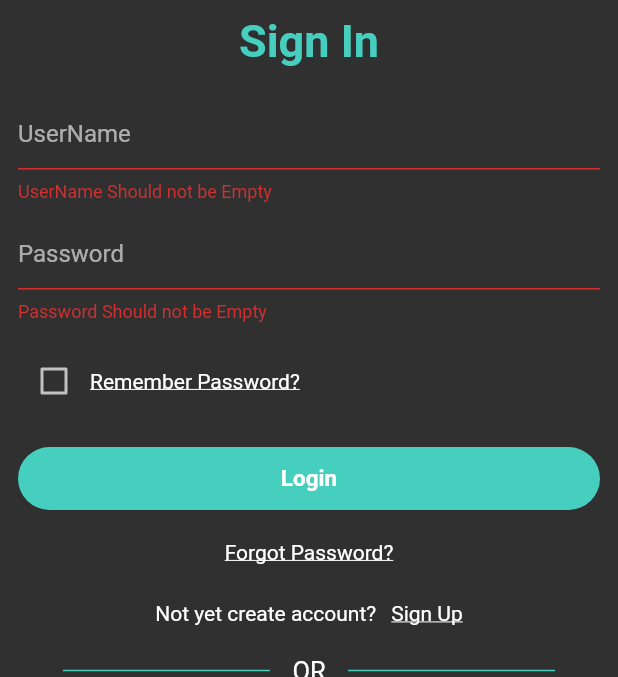
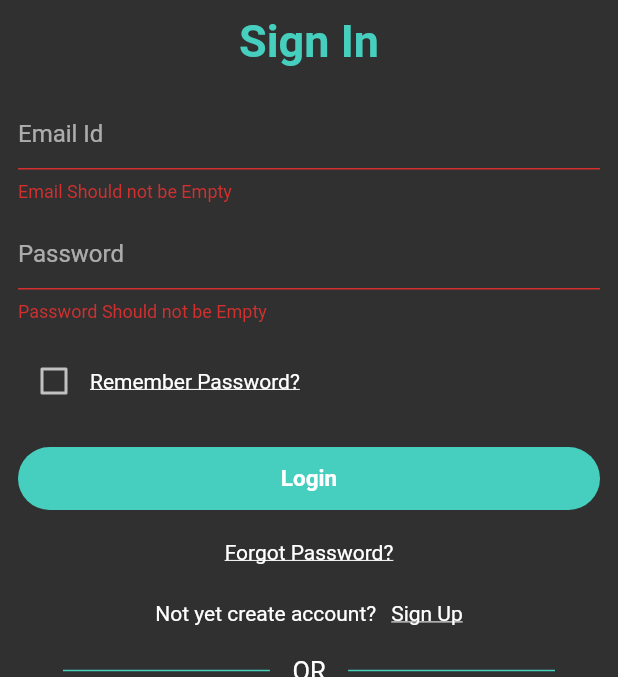
Before and after one commit to rushit5560/Jewellery_Store_Project, a Flutter app: the SignInScreen screen opened directly, after a tap on "Login", on a phone screen of 412 x 824 dp, the part 225-902 px from its top. Run offline on Flutter 3.47's test engine with Material 2 defaults, Android fonts, the phone set to English and light mode, and no system bars; our stand-ins replace carousel_slider, flutter_rating_bar, get, google_maps_flutter, image_picker, shared_preferences and 1 more; accounts and stored records are empty.

Commit message:
SignIn API Done

```diff
--- /dev/null
+++ b/jewellery_store/lib/controller/signin_screen_controller/signin_screen_controller.dart
@@ -0,0 +1,53 @@
+import 'package:get/get.dart';
+import 'package:jewellery_store/common/api_url.dart';
+import 'package:http/http.dart' as http;
+import 'package:jewellery_store/common/common_functions.dart';
+import 'package:jewellery_store/models/signin_screen_model/signin_model.dart';
+import 'package:jewellery_store/screens/index_screen/index_screen.dart';
+
+class SignInScreenController extends GetxController {
+  RxBool isLoading = false.obs;
+  RxBool isStatus = false.obs;
+  RxBool isChecked = false.obs;
+
+  getSignInData(String email, String password) async {
+    isLoading(true);
+    String url = ApiUrl.LoginApi;
+    print("Url : $url");
+
+    try{
+      Map data = {"email": "$email", "password": "$password"};
+      print('data : $data');
+
+      http.Response response = await http.post(Uri.parse(url), body: data);
+
+      // When User SignIn Failed
+      if (response.body.contains('Email')) {
+        print('Email Don\'t Match');
+        Get.snackbar('', 'Email Don\'t Match');
+      }
+      if(response.body.contains('password')) {
+        print('Password Don\'t Match');
+        Get.snackbar('', 'Password Don\'t Match');
+      } //
+
+      SignInData signInData = signInDataFromJson(response.body);
+      isStatus = signInData.success.obs;
+
+      if(isStatus.value){
+        var id = signInData.data.id;
+        var token = signInData.data.token;
+        print('id : $id \nToken : $token');
+        CommonFunctions().setUserDetailsInPrefs(id, token);
+        Get.offAll(() => IndexScreen());
+        Get.snackbar('User Login In Successfully.','');
+      } else {
+        print('SignIn False');
+      }
+    } catch(e) {
+      print('Sign In Error : $e');
+    } finally {
+      isLoading(false);
+    }
+  }
+}
--- a/jewellery_store/lib/controller/signup_screen_controller/signup_screen_controller.dart
+++ b/jewellery_store/lib/controller/signup_screen_controller/signup_screen_controller.dart
@@ -26,6 +26,12 @@ class SignUpScreenController extends GetxController {
 
       http.Response response = await http.post(Uri.parse(url), body: data);
 
+      // When User SignUp Failed
+      if (response.body.contains('The email has already been taken')) {
+        print('Email Already Registered');
+        Get.snackbar('Error!', 'Email Already Registered');
+      }
+
       SignUpData signUpData = SignUpData.fromJson(json.decode(response.body));
       isStatus = signUpData.success.obs;
 
--- /dev/null
+++ b/jewellery_store/lib/models/signin_screen_model/signin_model.dart
@@ -0,0 +1,50 @@
+
+import 'dart:convert';
+
+SignInData signInDataFromJson(String str) => SignInData.fromJson(json.decode(str));
+
+String signInDataToJson(SignInData data) => json.encode(data.toJson());
+
+class SignInData {
+  SignInData({
+    required this.success,
+    required this.messege,
+    required this.data,
+  });
+
+  bool success;
+  String messege;
+  Data data;
+
+  factory SignInData.fromJson(Map<String, dynamic> json) => SignInData(
+    success: json["success"],
+    messege: json["messege"] == null ? "" : json["messege"],
+    data: Data.fromJson(json["data"]),
+  );
+
+  Map<String, dynamic> toJson() => {
+    "success": success,
+    "messege": messege,
+    "data": data.toJson(),
+  };
+}
+
+class Data {
+  Data({
+    required this.id,
+    required this.token,
+  });
+
+  int id;
+  String token;
+
+  factory Data.fromJson(Map<String, dynamic> json) => Data(
+    id: json["ID"] == null ? 0 : json["ID"],
+    token: json["Token"] == null ? "" : json["Token"],
+  );
+
+  Map<String, dynamic> toJson() => {
+    "ID": id.toString().isEmpty ? 0 : id,
+    "Token": token.isEmpty ? "" : token,
+  };
+}
--- a/jewellery_store/lib/screens/signin_screen/signin_screen.dart
+++ b/jewellery_store/lib/screens/signin_screen/signin_screen.dart
@@ -1,27 +1,37 @@
 import 'package:flutter/cupertino.dart';
 import 'package:flutter/material.dart';
 import 'package:get/get.dart';
+import 'package:jewellery_store/common/common_widgets.dart';
 import 'package:jewellery_store/common/custom_color.dart';
 import 'package:jewellery_store/common/image_url.dart';
+import 'package:jewellery_store/controller/signin_screen_controller/signin_screen_controller.dart';
 import 'package:jewellery_store/screens/signup_screen/signup_screen.dart';
 
-class SignInScreen extends StatefulWidget {
+class SignInScreen extends StatelessWidget {
 
-  @override
-  _SignInScreenState createState() => _SignInScreenState();
-}
-
-class _SignInScreenState extends State<SignInScreen> {
+  SignInScreenController signInScreenController = Get.put(SignInScreenController());
 
   GlobalKey<FormState> formkey = GlobalKey<FormState>();
-  TextEditingController userNameController = TextEditingController();
+  TextEditingController emailController = TextEditingController();
   TextEditingController passwordController = TextEditingController();
-  bool isChecked = false;
 
   @override
   Widget build(BuildContext context) {
     return Scaffold(
-      body: SingleChildScrollView(
+      body: Obx(
+        ()=> signInScreenController.isLoading.value
+        ? Container(
+          width: Get.width,
+          height: Get.height,
+          color: Colors.transparent,
+          child: Center(
+            child: CircularProgressIndicator(
+              color: CustomColor.kTealColor,
+              backgroundColor: Colors.white,
+            ),
+          ),
+        )
+        : SingleChildScrollView(
           child: SafeArea(
             child: Column(
               mainAxisAlignment: MainAxisAlignment.center,
@@ -36,7 +46,7 @@ class _SignInScreenState extends State<SignInScreen> {
                     padding: const EdgeInsets.symmetric(horizontal: 12),
                     child: Column(
                       children: [
-                      userNameField(),
+                        emailIdField(),
                         SizedBox(height: 10),
                         passwordField(),
                         SizedBox(height: 15),
@@ -59,15 +69,10 @@ class _SignInScreenState extends State<SignInScreen> {
             ),
           ),
         ),
+      ),
     );
   }
 
-  Widget logo() {
-    return Container(
-      height: 150, width: 150,
-      child: Image.asset(ImageUrl.logo),
-    );
-  }
 
   Widget signInText() {
     return Text(
@@ -81,22 +86,23 @@ class _SignInScreenState extends State<SignInScreen> {
     );
   }
 
-  Widget userNameField() {
+  Widget emailIdField() {
     return TextFormField(
       cursorColor: CustomColor.kTealColor,
-      keyboardType: TextInputType.emailAddress,
-      controller: userNameController,
+      controller: emailController,
       decoration: InputDecoration(
-        hintText: "UserName",
+        hintText: "Email Id",
         focusedBorder: UnderlineInputBorder(
             borderSide: BorderSide(
               color: CustomColor.kTealColor,
-          ),
-        ),
+            )),
       ),
       validator: (value) {
-        if(value!.isEmpty){
-          return "UserName Should not be Empty";
+        if (value!.isEmpty) {
+          return "Email Should not be Empty";
+        }
+        if (!value.contains('@')) {
+          return 'Email should be Valid';
         }
       },
     );
@@ -124,22 +130,16 @@ class _SignInScreenState extends State<SignInScreen> {
   }
 
   Widget rememberPass() {
-
-    return Row(
-      mainAxisAlignment: MainAxisAlignment.spaceBetween,
-      children: [
-        Container(
-          child: Row(
+    return Obx(
+      ()=> Row(
         children: [
           Checkbox(
             activeColor: CustomColor.kTealColor,
             checkColor: Colors.white,
-                value: isChecked,
+            value: signInScreenController.isChecked.value,
             onChanged: (bool? value) {
-                  setState(() {
-                    isChecked = value!;
-                    print(isChecked);
-                  });
+                signInScreenController.isChecked.value = value!;
+                print(signInScreenController.isChecked.value);
             },
           ),
           Text('Remember Password?',
@@ -148,9 +148,6 @@ class _SignInScreenState extends State<SignInScreen> {
           ),),
         ],
       ),
-        ),
-
-      ],
     );
   }
 
@@ -161,9 +158,12 @@ class _SignInScreenState extends State<SignInScreen> {
       child: GestureDetector(
         onTap: () {
           if (formkey.currentState!.validate()) {
-            print('Inside formkey');
-            print('${userNameController.text.trim()}');
+            print('${emailController.text.trim()}');
             print('${passwordController.text.trim()}');
+            signInScreenController.getSignInData(
+              emailController.text.trim().toLowerCase(),
+                passwordController.text.trim(),
+            );
           }
         },
         child: Container(
```
Lines whose indentation alone changed are shown as unchanged.
